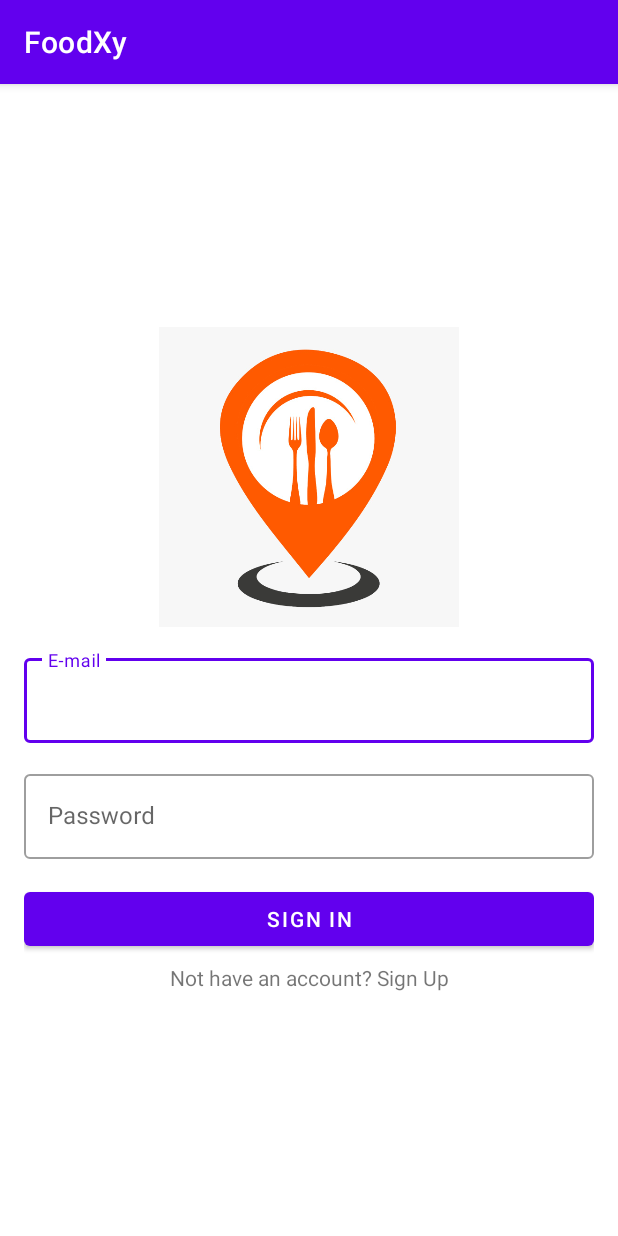
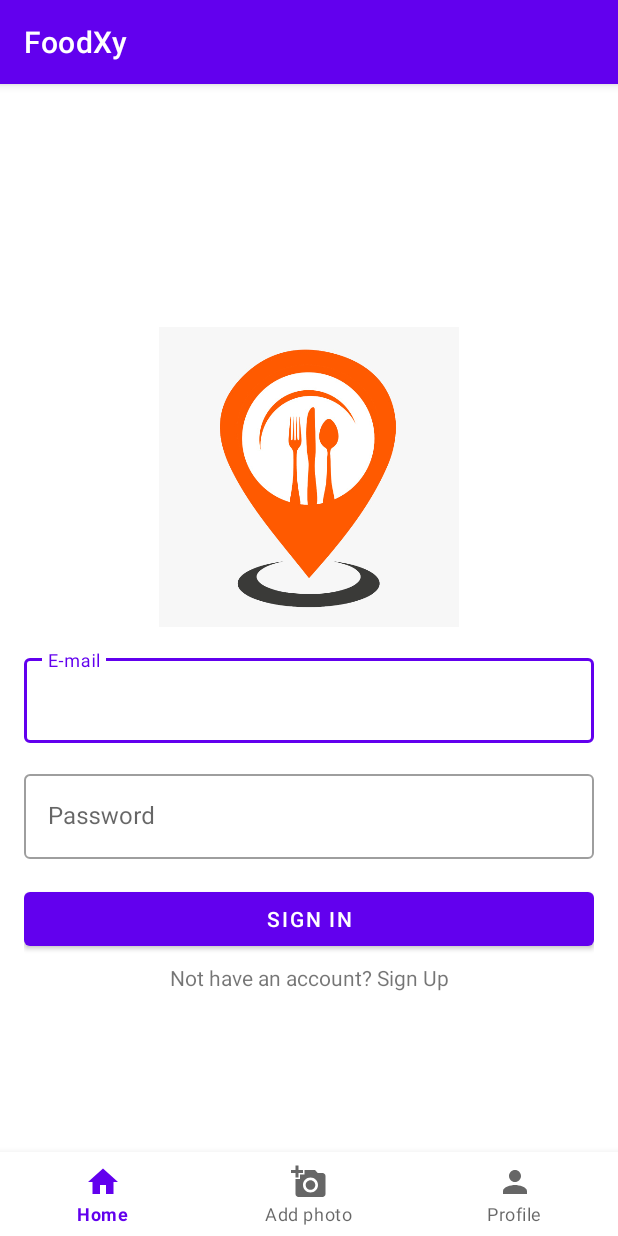
Before and after one commit to Reales09/FoodXy, an Android app: the screen it shows after launch (MainActivity), on a phone screen of 412 x 824 dp. Run offline under Robolectric (Android 15) with nearby library versions, the phone set to English and light mode, and no system bars; our stand-ins replace Firebase (no records; nobody signed in at launch, a user with empty details on screens opened directly), navigation-ui.

Commit message:
Creando menu de navegacion

```diff
--- a/app/src/main/java/com/example/foodxy/ui/MainActivity.kt
+++ b/app/src/main/java/com/example/foodxy/ui/MainActivity.kt
@@ -2,16 +2,25 @@ package com.example.foodxy.ui
 
 import androidx.appcompat.app.AppCompatActivity
 import android.os.Bundle
+import androidx.navigation.findNavController
+import androidx.navigation.fragment.NavHostFragment
+import androidx.navigation.ui.setupWithNavController
 import com.example.foodxy.R
+import com.example.foodxy.databinding.ActivityMainBinding
 
 
 class MainActivity : AppCompatActivity() {
 
+    private lateinit var binding: ActivityMainBinding
 
     override fun onCreate(savedInstanceState: Bundle?) {
         super.onCreate(savedInstanceState)
-        setContentView(R.layout.activity_main)
+        binding = ActivityMainBinding.inflate(layoutInflater)
+        setContentView(binding.root)
 
+        val navHostFragment = supportFragmentManager.findFragmentById(R.id.nav_host_fragment) as NavHostFragment
+        val navController = navHostFragment.navController
 
+        binding.bottomNavigationView.setupWithNavController(navController)
     }
 }
--- /dev/null
+++ b/app/src/main/java/com/example/foodxy/ui/camera/CameraFragment.kt
@@ -0,0 +1,16 @@
+package com.example.foodxy.ui.camera
+
+import android.os.Bundle
+import androidx.fragment.app.Fragment
+import android.view.LayoutInflater
+import android.view.View
+import android.view.ViewGroup
+import com.example.foodxy.R
+
+class CameraFragment : Fragment(R.layout.fragment_camera) {
+
+    override fun onViewCreated(view: View, savedInstanceState: Bundle?) {
+        super.onViewCreated(view, savedInstanceState)
+    }
+
+}
--- /dev/null
+++ b/app/src/main/java/com/example/foodxy/ui/profile/ProfileFragment.kt
@@ -0,0 +1,16 @@
+package com.example.foodxy.ui.profile
+
+import android.os.Bundle
+import androidx.fragment.app.Fragment
+import android.view.LayoutInflater
+import android.view.View
+import android.view.ViewGroup
+import com.example.foodxy.R
+
+class ProfileFragment : Fragment(R.layout.fragment_profile) {
+
+    override fun onViewCreated(view: View, savedInstanceState: Bundle?) {
+        super.onViewCreated(view, savedInstanceState)
+    }
+
+}
--- /dev/null
+++ b/app/src/main/res/drawable/ic_baseline_add_a_photo_24.xml
@@ -0,0 +1,10 @@
+<vector xmlns:android="http://schemas.android.com/apk/res/android"
+    android:width="24dp"
+    android:height="24dp"
+    android:viewportWidth="24"
+    android:viewportHeight="24"
+    android:tint="?attr/colorControlNormal">
+  <path
+      android:fillColor="@android:color/white"
+      android:pathData="M3,4V1h2v3h3v2H5v3H3V6H0V4H3zM6,10V7h3V4h7l1.83,2H21c1.1,0 2,0.9 2,2v12c0,1.1 -0.9,2 -2,2H5c-1.1,0 -2,-0.9 -2,-2V10H6zM13,19c2.76,0 5,-2.24 5,-5s-2.24,-5 -5,-5s-5,2.24 -5,5S10.24,19 13,19zM9.8,14c0,1.77 1.43,3.2 3.2,3.2s3.2,-1.43 3.2,-3.2s-1.43,-3.2 -3.2,-3.2S9.8,12.23 9.8,14z"/>
+</vector>
--- /dev/null
+++ b/app/src/main/res/drawable/ic_baseline_home_24.xml
@@ -0,0 +1,10 @@
+<vector xmlns:android="http://schemas.android.com/apk/res/android"
+    android:width="24dp"
+    android:height="24dp"
+    android:viewportWidth="24"
+    android:viewportHeight="24"
+    android:tint="?attr/colorControlNormal">
+  <path
+      android:fillColor="@android:color/white"
+      android:pathData="M10,20v-6h4v6h5v-8h3L12,3 2,12h3v8z"/>
+</vector>
--- /dev/null
+++ b/app/src/main/res/drawable/ic_baseline_person_24.xml
@@ -0,0 +1,10 @@
+<vector xmlns:android="http://schemas.android.com/apk/res/android"
+    android:width="24dp"
+    android:height="24dp"
+    android:viewportWidth="24"
+    android:viewportHeight="24"
+    android:tint="?attr/colorControlNormal">
+  <path
+      android:fillColor="@android:color/white"
+      android:pathData="M12,12c2.21,0 4,-1.79 4,-4s-1.79,-4 -4,-4 -4,1.79 -4,4 1.79,4 4,4zM12,14c-2.67,0 -8,1.34 -8,4v2h16v-2c0,-2.66 -5.33,-4 -8,-4z"/>
+</vector>
--- a/app/src/main/res/layout/activity_main.xml
+++ b/app/src/main/res/layout/activity_main.xml
@@ -1,5 +1,5 @@
 <?xml version="1.0" encoding="utf-8"?>
-<LinearLayout
+<androidx.constraintlayout.widget.ConstraintLayout
     xmlns:android="http://schemas.android.com/apk/res/android"
     xmlns:app="http://schemas.android.com/apk/res-auto"
     xmlns:tools="http://schemas.android.com/tools"
@@ -11,12 +11,24 @@
 
     <androidx.fragment.app.FragmentContainerView
         android:id="@+id/nav_host_fragment"
+        android:name="androidx.navigation.fragment.NavHostFragment"
         android:layout_width="match_parent"
         android:layout_height="match_parent"
-    android:name="androidx.navigation.fragment.NavHostFragment"
         app:defaultNavHost="true"
-    app:navGraph="@navigation/main_graph"
+        app:layout_constraintBottom_toTopOf="@+id/bottomNavigationView"
+        app:layout_constraintEnd_toEndOf="parent"
+        app:layout_constraintStart_toStartOf="parent"
+        app:layout_constraintTop_toTopOf="parent"
+        app:navGraph="@navigation/main_graph" />
 
+    <com.google.android.material.bottomnavigation.BottomNavigationView
+        android:id="@+id/bottomNavigationView"
+        android:layout_width="match_parent"
+        android:layout_height="wrap_content"
+        app:layout_constraintBottom_toBottomOf="parent"
+        app:layout_constraintEnd_toEndOf="parent"
+        app:layout_constraintStart_toStartOf="parent"
+        app:menu="@menu/navigation_menu"
          />
 
-</LinearLayout>
+</androidx.constraintlayout.widget.ConstraintLayout>
--- /dev/null
+++ b/app/src/main/res/layout/fragment_camera.xml
@@ -0,0 +1,14 @@
+<?xml version="1.0" encoding="utf-8"?>
+<FrameLayout xmlns:android="http://schemas.android.com/apk/res/android"
+    xmlns:tools="http://schemas.android.com/tools"
+    android:layout_width="match_parent"
+    android:layout_height="match_parent"
+    tools:context=".ui.camera.CameraFragment">
+
+    <!-- TODO: Update blank fragment layout -->
+    <TextView
+        android:layout_width="match_parent"
+        android:layout_height="match_parent"
+        android:text="Camera fragment" />
+
+</FrameLayout>
--- a/app/src/main/res/layout/fragment_login.xml
+++ b/app/src/main/res/layout/fragment_login.xml
@@ -43,7 +43,7 @@
             android:id="@+id/editTextPassword"
             android:layout_width="match_parent"
             android:layout_height="wrap_content"
-            android:inputType="textEmailAddress"
+            android:inputType="textPassword"
             android:layout_marginTop="5dp"
             />
 
--- /dev/null
+++ b/app/src/main/res/layout/fragment_profile.xml
@@ -0,0 +1,14 @@
+<?xml version="1.0" encoding="utf-8"?>
+<FrameLayout xmlns:android="http://schemas.android.com/apk/res/android"
+    xmlns:tools="http://schemas.android.com/tools"
+    android:layout_width="match_parent"
+    android:layout_height="match_parent"
+    tools:context=".ui.profile.ProfileFragment">
+
+    <!-- TODO: Update blank fragment layout -->
+    <TextView
+        android:layout_width="match_parent"
+        android:layout_height="match_parent"
+        android:text="Profile Fragment" />
+
+</FrameLayout>
--- /dev/null
+++ b/app/src/main/res/menu/navigation_menu.xml
@@ -0,0 +1,15 @@
+<?xml version="1.0" encoding="utf-8"?>
+<menu xmlns:android="http://schemas.android.com/apk/res/android">
+
+    <item android:id="@+id/homeScreenFragment"
+        android:icon="@drawable/ic_baseline_home_24"
+        android:title="Home"/>
+    <item android:id="@+id/cameraFragment"
+        android:icon="@drawable/ic_baseline_add_a_photo_24"
+        android:title="Add photo"/>
+    <item android:id="@+id/profileFragment"
+        android:icon="@drawable/ic_baseline_person_24"
+        android:title="Profile"/>
+
+
+</menu>
--- a/app/src/main/res/navigation/main_graph.xml
+++ b/app/src/main/res/navigation/main_graph.xml
@@ -35,4 +35,14 @@
             android:id="@+id/action_registerFragment_to_homeScreenFragment"
             app:destination="@id/homeScreenFragment" />
     </fragment>
+    <fragment
+        android:id="@+id/cameraFragment"
+        android:name="com.example.foodxy.ui.camera.CameraFragment"
+        android:label="fragment_camera"
+        tools:layout="@layout/fragment_camera" />
+    <fragment
+        android:id="@+id/profileFragment"
+        android:name="com.example.foodxy.ui.profile.ProfileFragment"
+        android:label="fragment_profile"
+        tools:layout="@layout/fragment_profile" />
 </navigation>
```
Lines whose indentation alone changed are shown as unchanged.
